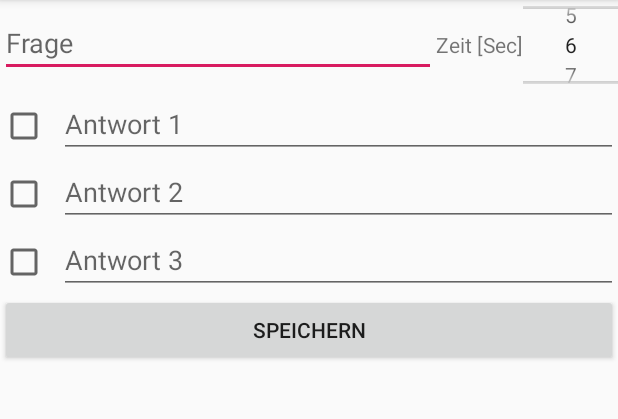
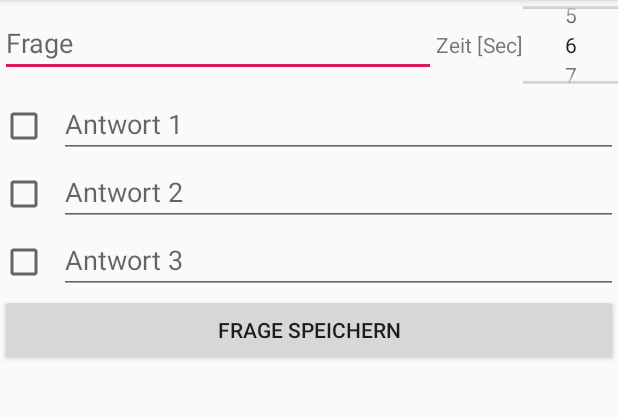
Before and after one commit to Goala/moco, an Android app: the fragment QuestionEditorFragment shown on its own in the app's theme, on a phone screen of 412 x 824 dp, the part 84-503 px from its top. Run offline under Robolectric (Android 15) with nearby library versions, the phone set to English and light mode, and no system bars.

Commit message:
QuizEditor: updated button labels, clean up layout

```diff
--- a/eq-app/app/src/main/res/layout/quiz_editor_question.xml
+++ b/eq-app/app/src/main/res/layout/quiz_editor_question.xml
@@ -31,10 +31,6 @@
             android:layout_height="60dp"
             android:inputType="number" />
     </LinearLayout>
-
-    <RadioGroup
-        android:layout_width="match_parent"
-        android:layout_height="match_parent" />
 
     <LinearLayout
         android:layout_width="match_parent"
@@ -100,5 +96,5 @@
         android:id="@+id/quizEditorSave"
         android:layout_width="match_parent"
         android:layout_height="wrap_content"
-        android:text="Speichern" />
+        android:text="Frage Speichern" />
 </LinearLayout>
```
